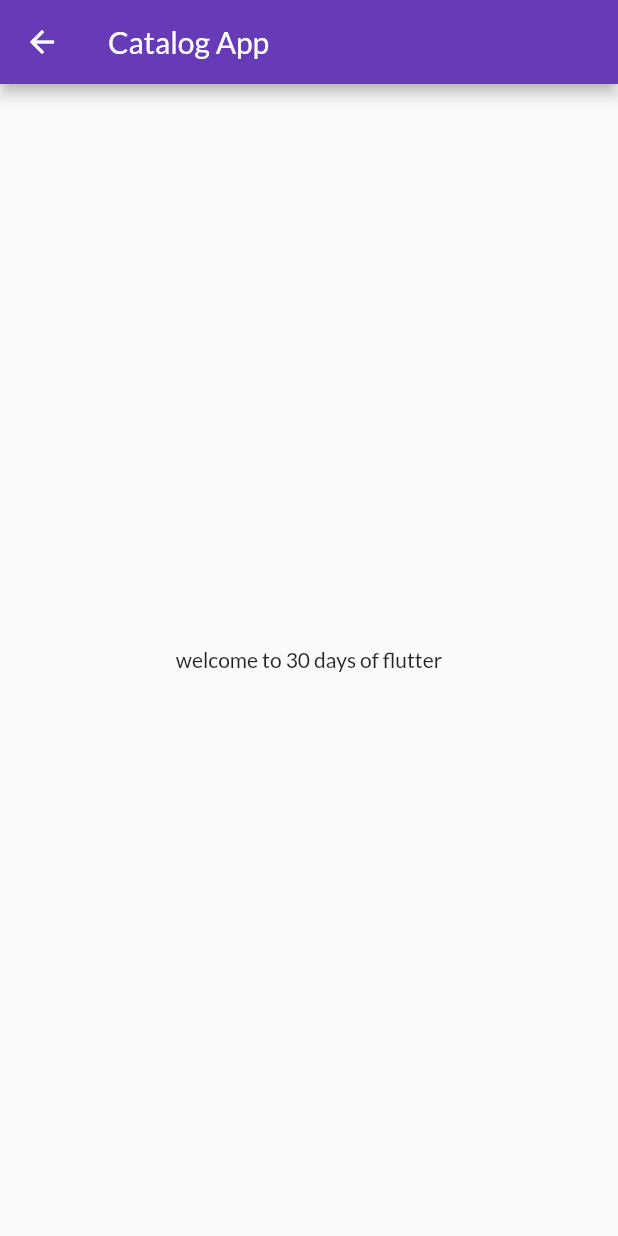
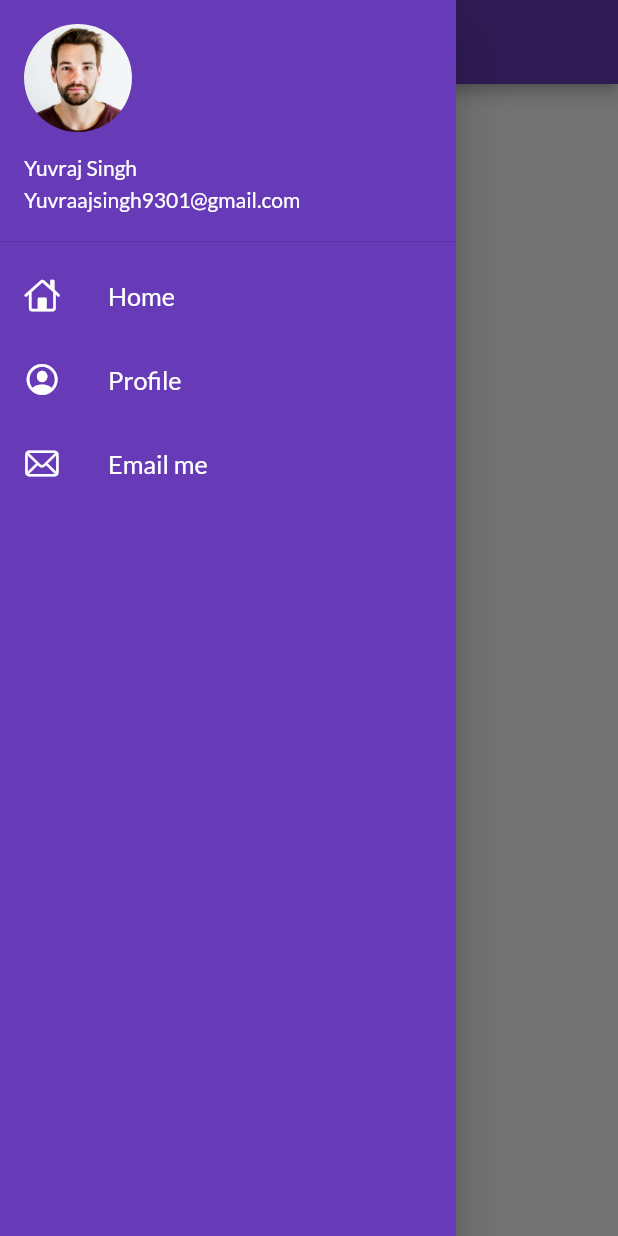
Before and after one commit to Yuvrajsingh-source/twodaysofflutter, a Flutter app: the Homepage screen opened by its route, with the side drawer open (before the commit the screen has no drawer), on a phone screen of 412 x 824 dp. Run offline on Flutter 3.47's test engine with Material 2 defaults, Android fonts, the phone set to English and light mode, and no system bars; our stand-ins replace google_fonts.

Commit message:
day7completed

```diff
--- a/lib/main.dart
+++ b/lib/main.dart
@@ -14,13 +14,15 @@ class MyApp extends StatelessWidget {
     return MaterialApp(
       themeMode: ThemeMode.light,
       theme: ThemeData(
-          primarySwatch: Colors.deepPurple,
-          fontFamily: GoogleFonts.lato().fontFamily,),
+        primarySwatch: Colors.deepPurple,
+        fontFamily: GoogleFonts.lato().fontFamily,
+      ),
+      debugShowCheckedModeBanner: false,
       darkTheme: ThemeData(
         brightness: Brightness.dark,
       ),
       routes: {
-        "/": (context) => Loginpage(),
+        "/": (context) => Homepage(),
         "/home": (context) => Homepage(),
       },
     );
--- a/lib/pages/home_page.dart
+++ b/lib/pages/home_page.dart
@@ -1,3 +1,4 @@
+import 'package:catalog/widget/drawer.dart';
 import 'package:flutter/material.dart';
 
 class Homepage extends StatelessWidget {
@@ -5,12 +6,10 @@ class Homepage extends StatelessWidget {
   @override
   Widget build(BuildContext context) {
     return Scaffold(
-      appBar: AppBar(title: Text('Catalog App'),),
-      body: Center(
-        child: Container(
-          child: Text('welcome to $days days of flutter'),
-        ),
+      appBar: AppBar(
+        title: Text('Catalog App'),
       ),
+      drawer: Mydrawer(),
     );
   }
 }
--- /dev/null
+++ b/lib/widget/drawer.dart
@@ -0,0 +1,61 @@
+import 'package:flutter/cupertino.dart';
+import 'package:flutter/material.dart';
+
+class Mydrawer extends StatelessWidget {
+  const Mydrawer({Key key}) : super(key: key);
+
+  @override
+  Widget build(BuildContext context) {
+    return Drawer(
+      child: Container(
+        color: Colors.deepPurple,
+        child: ListView(
+          padding: EdgeInsets.zero,
+          children: [
+            DrawerHeader(
+              padding: EdgeInsets.zero,
+              child: UserAccountsDrawerHeader(
+                decoration: BoxDecoration(color: Colors.deepPurple),
+                margin: EdgeInsets.zero,
+                accountName: Text("Yuvraj Singh"),
+                accountEmail: Text("Yuvraajsingh9301@gmail.com"),
+                currentAccountPicture: CircleAvatar(
+                    backgroundImage: AssetImage("assets/images/free.png")),
+              ),
+            ),
+            ListTile(
+                leading: Icon(
+                  CupertinoIcons.home,
+                  color: Colors.white,
+                ),
+                title: Text(
+                  'Home',
+                  textScaleFactor: 1.2,
+                  style: TextStyle(color: Colors.white),
+                )),
+                ListTile(
+                leading: Icon(
+                  CupertinoIcons.profile_circled,
+                  color: Colors.white,
+                ),
+                title: Text(
+                  'Profile',
+                  textScaleFactor: 1.2,
+                  style: TextStyle(color: Colors.white),
+                )),
+                ListTile(
+                leading: Icon(
+                  CupertinoIcons.mail,
+                  color: Colors.white,
+                ),
+                title: Text(
+                  'Email me',
+                  textScaleFactor: 1.2,
+                  style: TextStyle(color: Colors.white),
+                )),
+          ],
+        ),
+      ),
+    );
+  }
+}
```
Also changed, not shown: assets/images/free.png (added).
